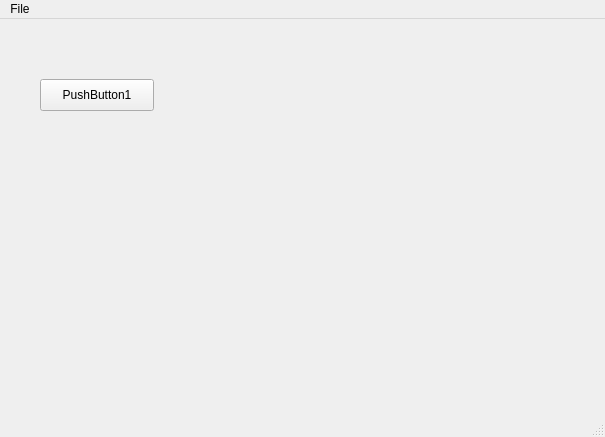
Above: mainwindow.ui from ptwich2/Homework1 before the change. Below: the same form after it.
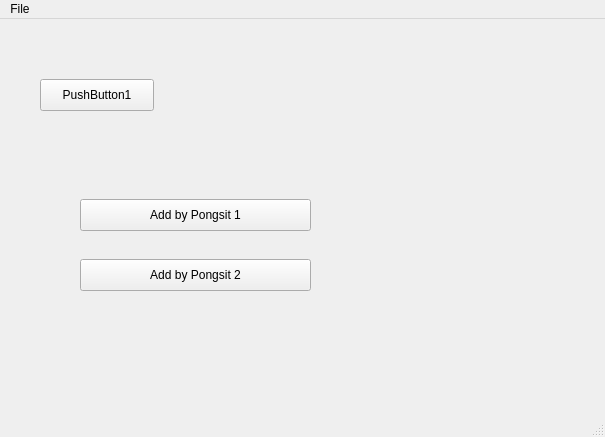
That is the form after the change.

What changed in the file:
```diff
--- a/mainwindow.ui
+++ b/mainwindow.ui
@@ -27,6 +27,32 @@
      <string>PushButton1</string>
     </property>
    </widget>
+   <widget class="QPushButton" name="pushButton_2">
+    <property name="geometry">
+     <rect>
+      <x>80</x>
+      <y>180</y>
+      <width>231</width>
+      <height>32</height>
+     </rect>
+    </property>
+    <property name="text">
+     <string>Add by Pongsit 1</string>
+    </property>
+   </widget>
+   <widget class="QPushButton" name="pushButton_3">
+    <property name="geometry">
+     <rect>
+      <x>80</x>
+      <y>240</y>
+      <width>231</width>
+      <height>32</height>
+     </rect>
+    </property>
+    <property name="text">
+     <string>Add by Pongsit 2</string>
+    </property>
+   </widget>
   </widget>
   <widget class="QStatusBar" name="statusBar"/>
   <widget class="QMenuBar" name="menuBar">
```
